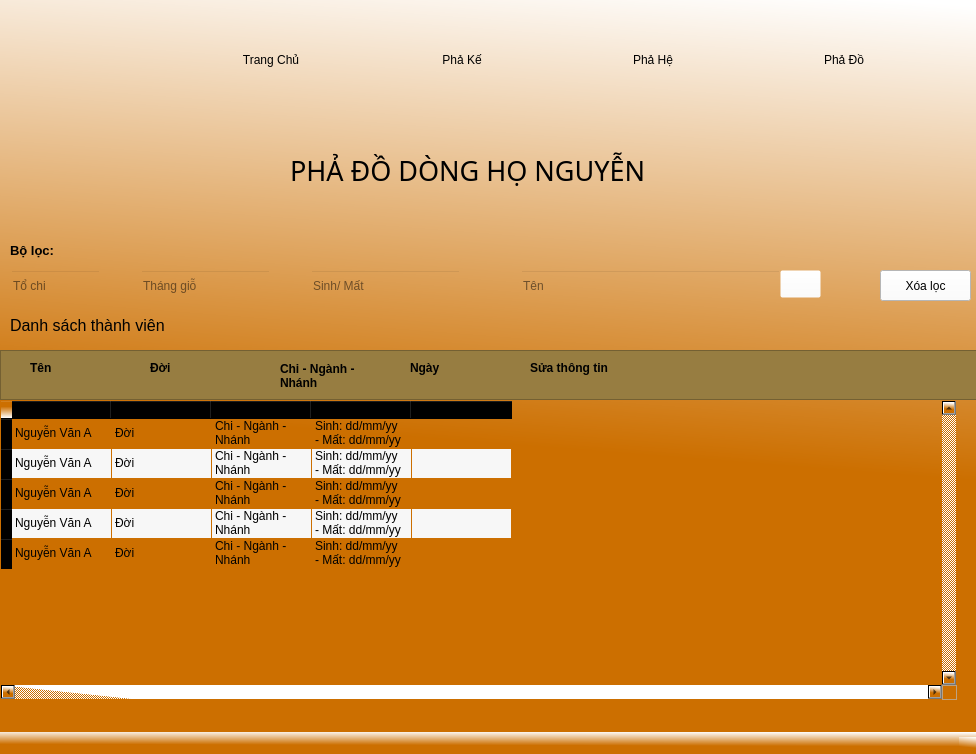
This is pha_do_dong_ho.ui in haintvietnam/project as Qt 5 draws it before an edit. The edited form follows.
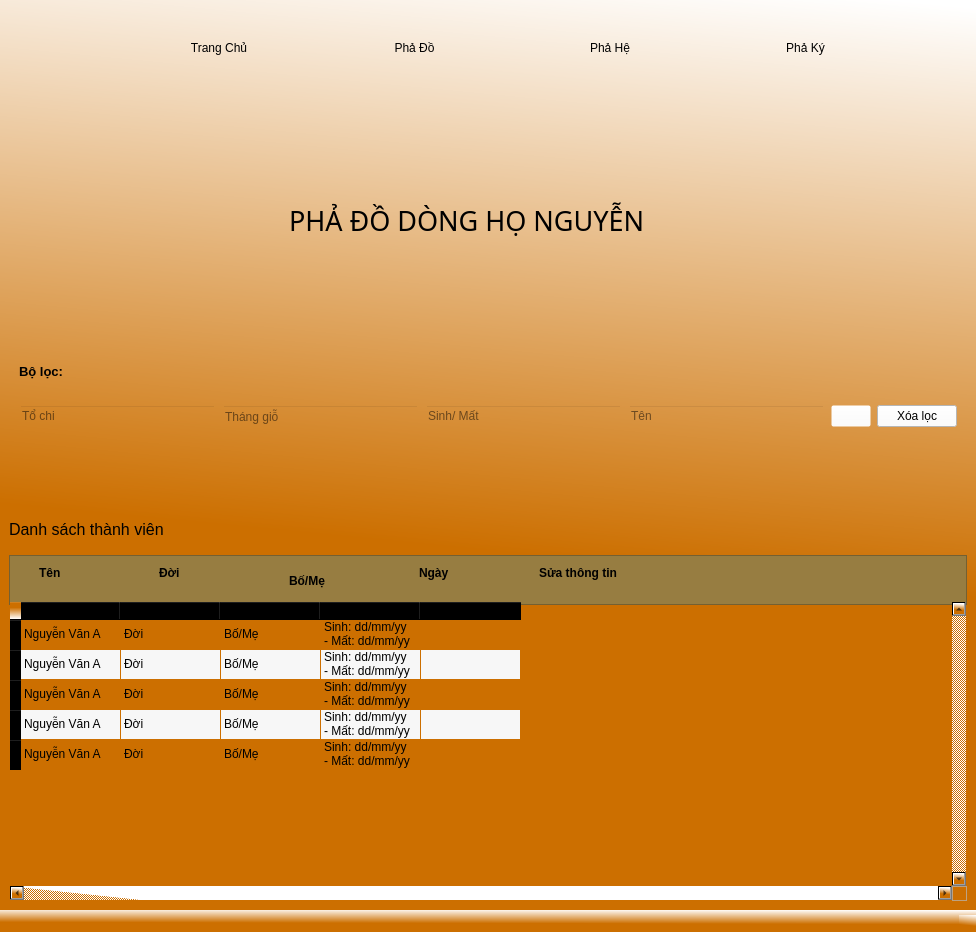
This is the edited form. Icons and pictures are not drawn.

What changed in the file:
```diff
--- a/pha_do_dong_ho.ui
+++ b/pha_do_dong_ho.ui
@@ -7,7 +7,7 @@
     <x>0</x>
     <y>0</y>
     <width>976</width>
-    <height>754</height>
+    <height>932</height>
    </rect>
   </property>
   <property name="windowTitle">
@@ -35,37 +35,29 @@
    <string/>
   </property>
   <widget class="QWidget" name="centralwidget">
-   <widget class="QFrame" name="frame">
-    <property name="geometry">
-     <rect>
-      <x>10</x>
-      <y>10</y>
-      <width>957</width>
-      <height>100</height>
-     </rect>
-    </property>
+   <layout class="QVBoxLayout" name="verticalLayout">
+    <item>
+     <widget class="QStackedWidget" name="stackedWidget">
     <property name="minimumSize">
      <size>
-      <width>100</width>
-      <height>100</height>
+        <width>50</width>
+        <height>50</height>
      </size>
     </property>
     <property name="maximumSize">
      <size>
-      <width>1000</width>
-      <height>100</height>
+        <width>900</width>
+        <height>300</height>
      </size>
     </property>
     <property name="styleSheet">
-     <string notr="true">background-color: rgb(255, 255, 255,0);</string>
-    </property>
-    <property name="frameShape">
-     <enum>QFrame::StyledPanel</enum>
-    </property>
-    <property name="frameShadow">
-     <enum>QFrame::Raised</enum>
-    </property>
-    <layout class="QHBoxLayout" name="horizontalLayout">
+       <string notr="true">background-color: rgba(255, 255, 255, 0);</string>
+      </property>
+      <property name="currentIndex">
+       <number>0</number>
+      </property>
+      <widget class="QWidget" name="page">
+       <layout class="QHBoxLayout" name="horizontalLayout_5">
      <item>
       <widget class="QFrame" name="frame_5">
        <property name="maximumSize">
@@ -116,7 +108,7 @@
       <widget class="QFrame" name="frame_6">
        <property name="maximumSize">
         <size>
-         <width>150</width>
+            <width>200</width>
          <height>100</height>
         </size>
        </property>
@@ -162,58 +154,12 @@
       </widget>
      </item>
      <item>
-      <widget class="QFrame" name="frame_7">
+         <widget class="QFrame" name="frame">
        <property name="maximumSize">
         <size>
-         <width>150</width>
+            <width>200</width>
          <height>100</height>
         </size>
-       </property>
-       <property name="cursor">
-        <cursorShape>PointingHandCursor</cursorShape>
-       </property>
-       <property name="styleSheet">
-        <string notr="true">QWidget{
-background-color: rgb(255, 255, 255, 0);
-border-radius: 15px;
-}
-QWidget:hover{
-
-border-radius: 15px;
-	background-color: rgb(236, 150, 30);
-}</string>
-       </property>
-       <property name="frameShape">
-        <enum>QFrame::StyledPanel</enum>
-       </property>
-       <property name="frameShadow">
-        <enum>QFrame::Raised</enum>
-       </property>
-       <layout class="QHBoxLayout" name="horizontalLayout_3">
-        <item>
-         <widget class="QPushButton" name="pushButton_7">
-          <property name="text">
-           <string>Phả Kế</string>
-          </property>
-          <property name="icon">
-           <iconset>
-            <normaloff>imgs/icon_phả_ kế.png</normaloff>imgs/icon_phả_ kế.png</iconset>
-          </property>
-         </widget>
-        </item>
-       </layout>
-      </widget>
-     </item>
-     <item>
-      <widget class="QFrame" name="frame_8">
-       <property name="maximumSize">
-        <size>
-         <width>150</width>
-         <height>100</height>
-        </size>
-       </property>
-       <property name="cursor">
-        <cursorShape>PointingHandCursor</cursorShape>
        </property>
        <property name="styleSheet">
         <string notr="true">QWidget{
@@ -234,7 +180,58 @@
        </property>
        <layout class="QHBoxLayout" name="horizontalLayout_4">
         <item>
-         <widget class="QPushButton" name="pushButton_6">
+            <widget class="QPushButton" name="pushButton_9">
+             <property name="styleSheet">
+              <string notr="true">QWidget{
+background-color: rgb(255, 255, 255, 0);
+border-radius: 15px;
+}
+QWidget:hover{
+
+border-radius: 15px;
+	background-color: rgb(236, 150, 30);
+}</string>
+             </property>
+             <property name="text">
+              <string>Phả Đồ</string>
+             </property>
+             <property name="icon">
+              <iconset>
+               <normaloff>imgs/png-clipart-computer-icons-git-branching-fork-git-share-icon-graphical-user-interface-thumbnail.png</normaloff>imgs/png-clipart-computer-icons-git-branching-fork-git-share-icon-graphical-user-interface-thumbnail.png</iconset>
+             </property>
+            </widget>
+           </item>
+          </layout>
+         </widget>
+        </item>
+        <item>
+         <widget class="QFrame" name="frame_4">
+          <property name="maximumSize">
+           <size>
+            <width>200</width>
+            <height>100</height>
+           </size>
+          </property>
+          <property name="styleSheet">
+           <string notr="true">QWidget{
+background-color: rgb(255, 255, 255, 0);
+border-radius: 15px;
+}
+QWidget:hover{
+
+border-radius: 15px;
+	background-color: rgb(236, 150, 30);
+}</string>
+          </property>
+          <property name="frameShape">
+           <enum>QFrame::StyledPanel</enum>
+          </property>
+          <property name="frameShadow">
+           <enum>QFrame::Raised</enum>
+          </property>
+          <layout class="QHBoxLayout" name="horizontalLayout">
+           <item>
+            <widget class="QPushButton" name="pha_he_1">
           <property name="text">
            <string>Phả Hệ</string>
           </property>
@@ -254,16 +251,10 @@
       </widget>
      </item>
      <item>
-      <widget class="QFrame" name="frame_4">
-       <property name="minimumSize">
-        <size>
-         <width>0</width>
-         <height>0</height>
-        </size>
-       </property>
+         <widget class="QFrame" name="frame_7">
        <property name="maximumSize">
         <size>
-         <width>150</width>
+            <width>200</width>
          <height>100</height>
         </size>
        </property>
@@ -287,22 +278,11 @@
        <property name="frameShadow">
         <enum>QFrame::Raised</enum>
        </property>
-       <layout class="QHBoxLayout" name="horizontalLayout_7">
+          <layout class="QHBoxLayout" name="horizontalLayout_3">
         <item>
-         <widget class="QPushButton" name="pushButton_9">
-          <property name="styleSheet">
-           <string notr="true">QWidget{
-background-color: rgb(255, 255, 255, 0);
-border-radius: 15px;
-}
-QWidget:hover{
-
-border-radius: 15px;
-	background-color: rgb(236, 150, 30);
-}</string>
-          </property>
+            <widget class="QPushButton" name="pha_ky_1">
           <property name="text">
-           <string>Phả Đồ</string>
+              <string>Phả Ký</string>
           </property>
           <property name="icon">
            <iconset>
@@ -315,15 +295,24 @@
      </item>
     </layout>
    </widget>
+      <widget class="QWidget" name="page_2"/>
+     </widget>
+    </item>
+    <item>
+     <spacer name="verticalSpacer">
+      <property name="orientation">
+       <enum>Qt::Vertical</enum>
+      </property>
+      <property name="sizeHint" stdset="0">
+       <size>
+        <width>10</width>
+        <height>30</height>
+       </size>
+      </property>
+     </spacer>
+    </item>
+    <item>
    <widget class="QFrame" name="frame_2">
-    <property name="geometry">
-     <rect>
-      <x>10</x>
-      <y>120</y>
-      <width>957</width>
-      <height>100</height>
-     </rect>
-    </property>
     <property name="minimumSize">
      <size>
       <width>0</width>
@@ -388,15 +377,34 @@
      </property>
     </widget>
    </widget>
+    </item>
+    <item>
+     <spacer name="verticalSpacer_2">
+      <property name="orientation">
+       <enum>Qt::Vertical</enum>
+      </property>
+      <property name="sizeHint" stdset="0">
+       <size>
+        <width>20</width>
+        <height>40</height>
+       </size>
+      </property>
+     </spacer>
+    </item>
+    <item>
+     <widget class="QFrame" name="frame_3">
+      <property name="styleSheet">
+       <string notr="true">background-color: rgba(255, 255, 255, 0);</string>
+      </property>
+      <property name="frameShape">
+       <enum>QFrame::StyledPanel</enum>
+      </property>
+      <property name="frameShadow">
+       <enum>QFrame::Raised</enum>
+      </property>
+      <layout class="QHBoxLayout" name="horizontalLayout_8">
+       <item>
    <widget class="QLabel" name="label_4">
-    <property name="geometry">
-     <rect>
-      <x>10</x>
-      <y>240</y>
-      <width>111</width>
-      <height>21</height>
-     </rect>
-    </property>
     <property name="font">
      <font>
       <pointsize>10</pointsize>
@@ -411,15 +419,24 @@
      <string>Bộ lọc:</string>
     </property>
    </widget>
+       </item>
+      </layout>
+     </widget>
+    </item>
+    <item>
+     <widget class="QFrame" name="frame_8">
+      <property name="styleSheet">
+       <string notr="true">background-color: rgba(255, 255, 255, 0);</string>
+      </property>
+      <property name="frameShape">
+       <enum>QFrame::StyledPanel</enum>
+      </property>
+      <property name="frameShadow">
+       <enum>QFrame::Raised</enum>
+      </property>
+      <layout class="QHBoxLayout" name="horizontalLayout_7">
+       <item>
    <widget class="QLineEdit" name="lineEdit">
-    <property name="geometry">
-     <rect>
-      <x>10</x>
-      <y>270</y>
-      <width>91</width>
-      <height>31</height>
-     </rect>
-    </property>
     <property name="styleSheet">
      <string notr="true">background-color: rgba(255, 255, 255,0);</string>
     </property>
@@ -427,15 +444,9 @@
      <string>Tổ chi</string>
     </property>
    </widget>
+       </item>
+       <item>
    <widget class="QLineEdit" name="lineEdit_2">
-    <property name="geometry">
-     <rect>
-      <x>140</x>
-      <y>270</y>
-      <width>131</width>
-      <height>31</height>
-     </rect>
-    </property>
     <property name="styleSheet">
      <string notr="true">background-color: rgba(255, 255, 255,0);</string>
     </property>
@@ -443,15 +454,9 @@
      <string>Tháng giỗ</string>
     </property>
    </widget>
+       </item>
+       <item>
    <widget class="QLineEdit" name="lineEdit_3">
-    <property name="geometry">
-     <rect>
-      <x>310</x>
-      <y>270</y>
-      <width>151</width>
-      <height>31</height>
-     </rect>
-    </property>
     <property name="styleSheet">
      <string notr="true">background-color: rgba(255, 255, 255,0);</string>
     </property>
@@ -459,15 +464,9 @@
      <string>Sinh/ Mất</string>
     </property>
    </widget>
+       </item>
+       <item>
    <widget class="QLineEdit" name="lineEdit_4">
-    <property name="geometry">
-     <rect>
-      <x>520</x>
-      <y>270</y>
-      <width>261</width>
-      <height>31</height>
-     </rect>
-    </property>
     <property name="styleSheet">
      <string notr="true">background-color: rgba(255, 255, 255,0);</string>
     </property>
@@ -475,15 +474,23 @@
      <string>Tên</string>
     </property>
    </widget>
+       </item>
+       <item>
+        <widget class="QPushButton" name="pushButton_3">
+         <property name="styleSheet">
+          <string notr="true">background-color: rgba(255, 255, 255,0);</string>
+         </property>
+         <property name="text">
+          <string/>
+         </property>
+         <property name="icon">
+          <iconset>
+           <normaloff>imgs/Search_Icon.svg.png</normaloff>imgs/Search_Icon.svg.png</iconset>
+         </property>
+        </widget>
+       </item>
+       <item>
    <widget class="QPushButton" name="pushButton_2">
-    <property name="geometry">
-     <rect>
-      <x>880</x>
-      <y>270</y>
-      <width>91</width>
-      <height>31</height>
-     </rect>
-    </property>
     <property name="styleSheet">
      <string notr="true">background-color: rgb(255, 255, 255);
 </string>
@@ -492,35 +499,25 @@
      <string>Xóa lọc</string>
     </property>
    </widget>
-   <widget class="QPushButton" name="pushButton_3">
-    <property name="geometry">
-     <rect>
-      <x>780</x>
-      <y>270</y>
-      <width>41</width>
-      <height>28</height>
-     </rect>
-    </property>
-    <property name="styleSheet">
-     <string notr="true">background-color: rgba(255, 255, 255,0);</string>
-    </property>
-    <property name="text">
-     <string/>
-    </property>
-    <property name="icon">
-     <iconset>
-      <normaloff>imgs/Search_Icon.svg.png</normaloff>imgs/Search_Icon.svg.png</iconset>
-    </property>
-   </widget>
+       </item>
+      </layout>
+     </widget>
+    </item>
+    <item>
+     <spacer name="verticalSpacer_4">
+      <property name="orientation">
+       <enum>Qt::Vertical</enum>
+      </property>
+      <property name="sizeHint" stdset="0">
+       <size>
+        <width>20</width>
+        <height>40</height>
+       </size>
+      </property>
+     </spacer>
+    </item>
+    <item>
    <widget class="QLabel" name="label_5">
-    <property name="geometry">
-     <rect>
-      <x>10</x>
-      <y>310</y>
-      <width>241</width>
-      <height>31</height>
-     </rect>
-    </property>
     <property name="font">
      <font>
       <pointsize>12</pointsize>
@@ -533,15 +530,9 @@
      <string>Danh sách thành viên</string>
     </property>
    </widget>
+    </item>
+    <item>
    <widget class="QFrame" name="frame_10">
-    <property name="geometry">
-     <rect>
-      <x>0</x>
-      <y>350</y>
-      <width>981</width>
-      <height>50</height>
-     </rect>
-    </property>
     <property name="minimumSize">
      <size>
       <width>0</width>
@@ -617,7 +608,7 @@
       </font>
      </property>
      <property name="text">
-      <string>Chi - Ngành - Nhánh</string>
+        <string>Bố/Mẹ</string>
      </property>
      <property name="scaledContents">
       <bool>false</bool>
@@ -665,15 +656,9 @@
      </property>
     </widget>
    </widget>
+    </item>
+    <item>
    <widget class="QTableWidget" name="tableWidget">
-    <property name="geometry">
-     <rect>
-      <x>0</x>
-      <y>400</y>
-      <width>957</width>
-      <height>300</height>
-     </rect>
-    </property>
     <property name="minimumSize">
      <size>
       <width>100</width>
@@ -741,7 +726,7 @@
     </item>
     <item row="0" column="2">
      <property name="text">
-      <string>Chi - Ngành - Nhánh</string>
+        <string>Bố/Mẹ</string>
      </property>
     </item>
     <item row="0" column="3">
@@ -770,7 +755,7 @@
     </item>
     <item row="1" column="2">
      <property name="text">
-      <string>Chi - Ngành - Nhánh</string>
+        <string>Bố/Mẹ</string>
      </property>
     </item>
     <item row="1" column="3">
@@ -799,7 +784,7 @@
     </item>
     <item row="2" column="2">
      <property name="text">
-      <string>Chi - Ngành - Nhánh</string>
+        <string>Bố/Mẹ</string>
      </property>
     </item>
     <item row="2" column="3">
@@ -828,7 +813,7 @@
     </item>
     <item row="3" column="2">
      <property name="text">
-      <string>Chi - Ngành - Nhánh</string>
+        <string>Bố/Mẹ</string>
      </property>
     </item>
     <item row="3" column="3">
@@ -857,7 +842,7 @@
     </item>
     <item row="4" column="2">
      <property name="text">
-      <string>Chi - Ngành - Nhánh</string>
+        <string>Bố/Mẹ</string>
      </property>
     </item>
     <item row="4" column="3">
@@ -875,6 +860,8 @@
      </property>
     </item>
    </widget>
+    </item>
+   </layout>
   </widget>
   <widget class="QMenuBar" name="menubar">
    <property name="geometry">
```
Left out of the diff: 5 changed lines with no effect on the pictures. Lines whose indentation alone changed are shown as unchanged.
